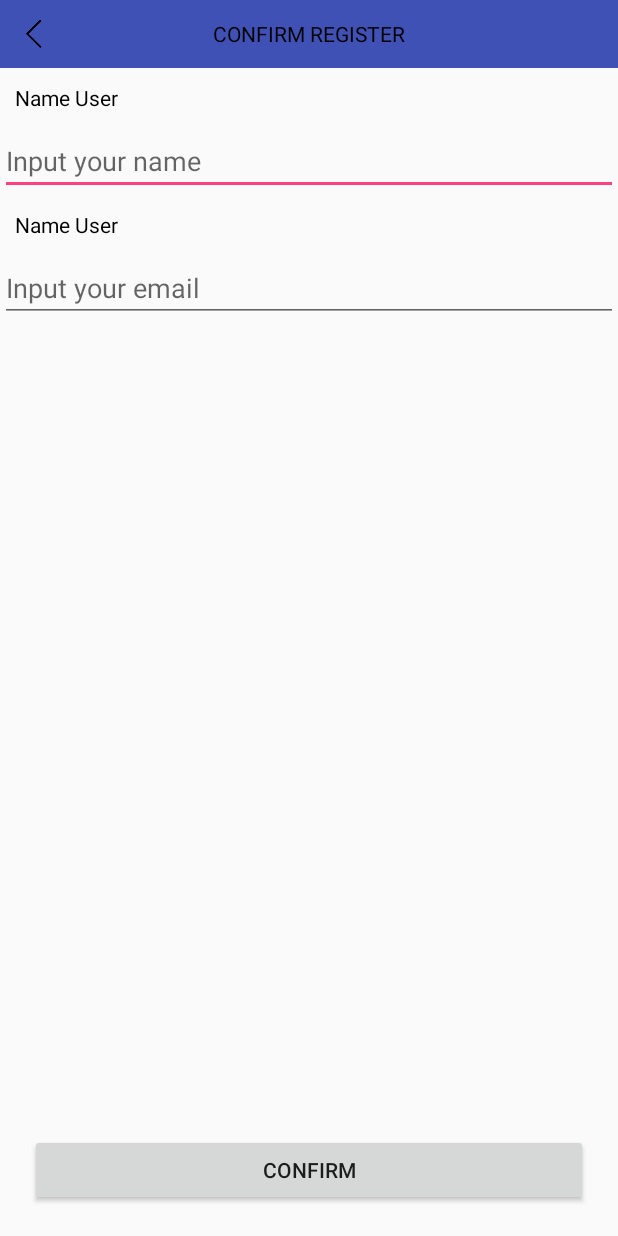
After one commit to dvdinh307/CoinMarket, an Android app: the ConfirmLoginActivity screen opened directly, with no data from a screen before it, on a phone screen of 412 x 824 dp. The commit adds this screen. Run offline under Robolectric (Android 15) with nearby library versions, the phone set to English and light mode, and no system bars; our stand-ins replace ButterKnife.

Commit message:
dinhdv commit coin

```diff
--- a/app/build.gradle
+++ b/app/build.gradle
@@ -30,6 +30,7 @@ dependencies {
     implementation 'dev.dworks.libs:volleyplus:0.1.4'
     implementation 'com.google.firebase:firebase-core:16.0.1'
     implementation 'com.google.firebase:firebase-messaging:17.1.0'
+    implementation 'com.google.android.gms:play-services-auth:15.0.1'
     annotationProcessor 'com.jakewharton:butterknife-compiler:8.8.1'
 }
 
--- /dev/null
+++ b/app/src/main/java/midas/coinmarket/controller/activity/ConfirmLoginActivity.java
@@ -0,0 +1,77 @@
+package midas.coinmarket.controller.activity;
+
+import android.content.Intent;
+import android.os.Bundle;
+import android.text.TextUtils;
+import android.util.Patterns;
+import android.view.View;
+import android.widget.EditText;
+import android.widget.Toast;
+
+import butterknife.BindView;
+import butterknife.OnClick;
+import midas.coinmarket.R;
+import midas.coinmarket.controller.MainActivity;
+import midas.coinmarket.model.UserObject;
+import midas.coinmarket.utils.AccountUtils;
+import midas.coinmarket.utils.AppConstants;
+import midas.coinmarket.utils.BaseActivity;
+
+public class ConfirmLoginActivity extends BaseActivity {
+    @BindView(R.id.edt_name)
+    EditText mEdtName;
+    @BindView(R.id.edt_email)
+    EditText mEdtEmail;
+    private UserObject mUser;
+
+    @Override
+    public int getLayoutId() {
+        return R.layout.activity_confirm_login;
+    }
+
+    @Override
+    public void initFunction() {
+        Bundle bundle = getIntent().getExtras();
+        if (bundle != null) {
+            mUser = bundle.getParcelable(AppConstants.INTENT.USER);
+            if (mUser != null)
+                loadDataToView(mUser);
+        }
+    }
+
+    private void loadDataToView(UserObject user) {
+        if (user.getEmail() != null)
+            mEdtEmail.setText(user.getEmail());
+    }
+
+    @OnClick({R.id.btn_submit})
+    public void OnClick(View view) {
+        switch (view.getId()) {
+            case R.id.btn_submit:
+                String name = mEdtName.getText().toString();
+                String email = mEdtEmail.getText().toString();
+                if (checkValidate(name, email)) {
+                    AccountUtils.saveAccountInformation(ConfirmLoginActivity.this, email, name);
+                    startActivity(new Intent(ConfirmLoginActivity.this, MainActivity.class).addFlags(Intent.FLAG_ACTIVITY_NEW_TASK | Intent.FLAG_ACTIVITY_CLEAR_TOP));
+                    finish();
+                }
+                break;
+        }
+    }
+
+    private boolean checkValidate(String name, String email) {
+        if (TextUtils.isEmpty(name)) {
+            Toast.makeText(ConfirmLoginActivity.this, R.string.msg_error_name, Toast.LENGTH_SHORT).show();
+            return false;
+        }
+        if (TextUtils.isEmpty(email)) {
+            Toast.makeText(ConfirmLoginActivity.this, R.string.msg_error_email, Toast.LENGTH_SHORT).show();
+            return false;
+        }
+        if (!Patterns.EMAIL_ADDRESS.matcher(email).matches()) {
+            Toast.makeText(ConfirmLoginActivity.this, R.string.msg_email_not_validate, Toast.LENGTH_SHORT).show();
+            return false;
+        }
+        return true;
+    }
+}
--- /dev/null
+++ b/app/src/main/res/layout/activity_confirm_login.xml
@@ -0,0 +1,70 @@
+<?xml version="1.0" encoding="utf-8"?>
+<android.support.constraint.ConstraintLayout xmlns:android="http://schemas.android.com/apk/res/android"
+    xmlns:app="http://schemas.android.com/apk/res-auto"
+    android:layout_width="match_parent"
+    android:layout_height="match_parent">
+
+    <RelativeLayout
+        android:id="@+id/rl_action_bar"
+        android:layout_width="match_parent"
+        android:layout_height="@dimen/height_action_bar"
+        android:background="@color/colorPrimary">
+
+        <ImageView
+            android:id="@+id/imv_back"
+            android:layout_width="@dimen/value_45dp"
+            android:layout_height="@dimen/value_45dp"
+            android:padding="@dimen/value_12dp"
+            android:src="@mipmap/ic_back" />
+
+        <TextView
+            android:id="@+id/tv_name"
+            android:layout_width="wrap_content"
+            android:layout_height="wrap_content"
+            android:layout_centerInParent="true"
+            android:text="@string/title_confirm"
+            android:textAllCaps="true"
+            android:textColor="@android:color/black" />
+    </RelativeLayout>
+
+    <TextView
+        android:id="@+id/tv_title_name"
+        android:layout_width="wrap_content"
+        android:layout_height="wrap_content"
+        android:padding="@dimen/value_10dp"
+        android:text="@string/txt_name_user"
+        android:textColor="@android:color/black"
+        app:layout_constraintTop_toBottomOf="@id/rl_action_bar" />
+
+    <EditText
+        android:id="@+id/edt_name"
+        android:layout_width="match_parent"
+        android:layout_height="wrap_content"
+        android:hint="Input your name"
+        app:layout_constraintTop_toBottomOf="@id/tv_title_name" />
+
+    <TextView
+        android:id="@+id/tv_title_email"
+        android:layout_width="wrap_content"
+        android:layout_height="wrap_content"
+        android:padding="@dimen/value_10dp"
+        android:text="@string/txt_name_user"
+        android:textColor="@android:color/black"
+        app:layout_constraintTop_toBottomOf="@id/edt_name" />
+
+    <EditText
+        android:id="@+id/edt_email"
+        android:layout_width="match_parent"
+        android:layout_height="wrap_content"
+        android:hint="Input your email"
+        android:inputType="textEmailAddress"
+        app:layout_constraintTop_toBottomOf="@id/tv_title_email" />
+
+    <Button
+        android:id="@+id/btn_submit"
+        android:layout_width="match_parent"
+        android:layout_height="wrap_content"
+        android:layout_margin="@dimen/value_20dp"
+        android:text="CONFIRM"
+        app:layout_constraintBottom_toBottomOf="parent" />
+</android.support.constraint.ConstraintLayout>
--- a/app/src/main/res/values/strings.xml
+++ b/app/src/main/res/values/strings.xml
@@ -26,6 +26,12 @@
     <string name="txt_pin_to_top">Pin to top</string>
     <string name="txt_bookmark_empty">Bookmark Empty</string>
     <string name="msg_content_notification">Open app now !</string>
+    <string name="account_type">midas.coinmarket.provider.ACCOUNT</string>
+    <string name="title_confirm">CONFIRM REGISTER</string>
+    <string name="txt_name_user">Name User</string>
+    <string name="msg_error_name">Input your name.</string>
+    <string name="msg_error_email">Input your email.</string>
+    <string name="msg_email_not_validate">Email not validate.</string>
     <string-array name="value_currency">
         <item>AUD</item>
         <item>BRL</item>
```
Also changed, not shown: app/src/main/AndroidManifest.xml (+17 -7 lines), app/src/main/java/midas/coinmarket/SplashActivity.java (+7 -1 lines), app/src/main/java/midas/coinmarket/controller/LoginActivity.java (+62 -2 lines), app/src/main/java/midas/coinmarket/controller/service/AppAuthentication.java (added, +49 -0 lines), app/src/main/java/midas/coinmarket/controller/service/AuthenticationService.java (added, +18 -0 lines), app/src/main/java/midas/coinmarket/model/UserObject.java (added, +67 -0 lines), app/src/main/java/midas/coinmarket/utils/AccountUtils.java (added, +61 -0 lines), app/src/main/java/midas/coinmarket/utils/AppConstants.java (+1 -6 lines), app/src/main/res/xml/authenticator.xml (added, +7 -0 lines), 1 other file.
